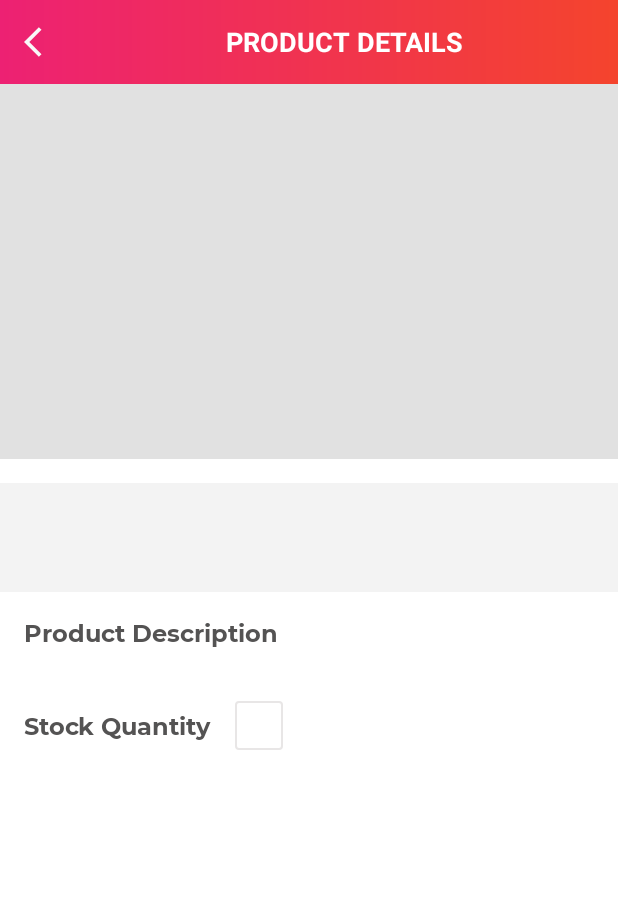
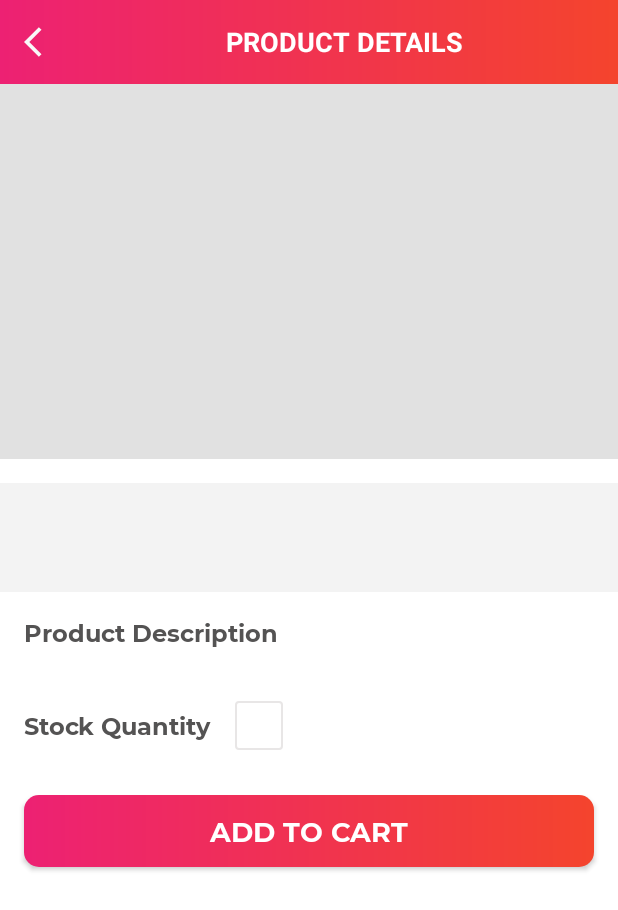
Before and after one commit to KyleGilmartin/ShopApp, an Android app: the ProductDetailsActivity screen opened directly, with no data from a screen before it, on a phone screen of 412 x 824 dp. Shown: the top 910 px of the screen. Run offline under Robolectric (Android 15) with nearby library versions, the phone set to English and light mode, and no system bars; our stand-ins replace Firebase (no records; nobody signed in at launch, a user with empty details on screens opened directly); 1 statement that could not run was skipped.

Commit message:
add to cart button added. only shows to noUser items

```diff
--- a/app/src/main/java/edu/kylegilmartin/shopapp/ui/activities/ProductDetailsActivity.kt
+++ b/app/src/main/java/edu/kylegilmartin/shopapp/ui/activities/ProductDetailsActivity.kt
@@ -2,6 +2,7 @@ package edu.kylegilmartin.shopapp.ui.activities
 
 import androidx.appcompat.app.AppCompatActivity
 import android.os.Bundle
+import android.view.View
 import edu.kylegilmartin.shopapp.R
 import edu.kylegilmartin.shopapp.firestore.FirebaseClass
 import edu.kylegilmartin.shopapp.models.Product
@@ -22,6 +23,16 @@ class ProductDetailsActivity : popupActivity() {
         if(intent.hasExtra(Constants.EXTRA_PRODUCT_ID)){
             mProductId = intent.getStringExtra(Constants.EXTRA_PRODUCT_ID)!!
 
+        }
+        var productOwnerID:String = ""
+        if(intent.hasExtra(Constants.EXTRA_PRODUCT_OWNER_ID)){
+             productOwnerID = intent.getStringExtra(Constants.EXTRA_PRODUCT_OWNER_ID)!!
+        }
+
+        if(FirebaseClass().getCurrentUserID() == productOwnerID){
+            btn_add_to_cart.visibility = View.GONE
+        }else{
+            btn_add_to_cart.visibility = View.VISIBLE
         }
 
         getProductDetails()
--- a/app/src/main/java/edu/kylegilmartin/shopapp/ui/adapters/MyProductListAdapter.kt
+++ b/app/src/main/java/edu/kylegilmartin/shopapp/ui/adapters/MyProductListAdapter.kt
@@ -44,6 +44,7 @@ open class MyProductListAdapter (
             holder.itemView.setOnClickListener{
                 val intent = Intent(context,ProductDetailsActivity::class.java)
                 intent.putExtra(Constants.EXTRA_PRODUCT_ID,model.product_id)
+                intent.putExtra(Constants.EXTRA_PRODUCT_OWNER_ID,model.user_id)
                 context.startActivity(intent)
             }
 
--- a/app/src/main/java/edu/kylegilmartin/shopapp/ui/fragments/DashboardFragment.kt
+++ b/app/src/main/java/edu/kylegilmartin/shopapp/ui/fragments/DashboardFragment.kt
@@ -75,6 +75,7 @@ class DashboardFragment : BaseFragment() {
                 override fun onClick(position:Int,product: Product) {
                     val intent = Intent(context,ProductDetailsActivity::class.java)
                     intent.putExtra(Constants.EXTRA_PRODUCT_ID,product.product_id)
+                    intent.putExtra(Constants.EXTRA_PRODUCT_OWNER_ID,product.user_id)
                     startActivity(intent)
                 }
 
--- a/app/src/main/java/edu/kylegilmartin/shopapp/widgets/Constants.kt
+++ b/app/src/main/java/edu/kylegilmartin/shopapp/widgets/Constants.kt
@@ -30,6 +30,7 @@ object Constants {
     const val PRODUCT_IMAGE:String = "Product_image"
     const val USER_ID:String = "user_id"
     const val EXTRA_PRODUCT_ID:String = "extra_product_id"
+    const val EXTRA_PRODUCT_OWNER_ID:String = "extra_product_owner_id"
 
 
     fun showImageChoosen(activity: Activity){
--- a/app/src/main/res/layout/activity_product_details.xml
+++ b/app/src/main/res/layout/activity_product_details.xml
@@ -142,6 +142,28 @@
                     android:textStyle="bold"
                     tools:text="5" />
             </LinearLayout>
+
+            <edu.kylegilmartin.shopapp.widgets.MSPButton
+                android:layout_height="wrap_content"
+                android:layout_width="match_parent"
+                app:layout_constraintStart_toStartOf="parent"
+                app:layout_constraintEnd_toEndOf="parent"
+                android:background="@drawable/button_background"
+                android:id="@+id/btn_add_to_cart"
+                android:textSize="@dimen/btn_textSize"
+                android:textColor="@android:color/white"
+                android:text="@string/btn_lbl_add_to_cart"
+                android:gravity="center"
+                app:layout_constraintTop_toBottomOf="@id/ll_product_details_quantity"
+                android:layout_marginTop="30dp"
+                android:layout_marginEnd="16dp"
+                android:layout_marginStart="16dp"
+                android:paddingBottom="@dimen/btn_padding"
+                android:paddingTop="@dimen/btn_padding" tools:visibility="visible"
+                android:visibility="gone"
+                android:foreground="?attr/selectableItemBackground"
+                android:layout_marginBottom="20dp"
+                android:layout_gravity="center"/>
         </androidx.constraintlayout.widget.ConstraintLayout>
     </ScrollView>
 </androidx.constraintlayout.widget.ConstraintLayout>
--- a/app/src/main/res/values/strings.xml
+++ b/app/src/main/res/values/strings.xml
@@ -79,4 +79,5 @@
     <string name="title_product_details">PRODUCT DETAILS</string>
     <string name="lbl_product_description">Product Description</string>
     <string name="lbl_product_details_stock_quantity">Stock Quantity</string>
+    <string name="btn_lbl_add_to_cart">ADD TO CART</string>
 </resources>
```
